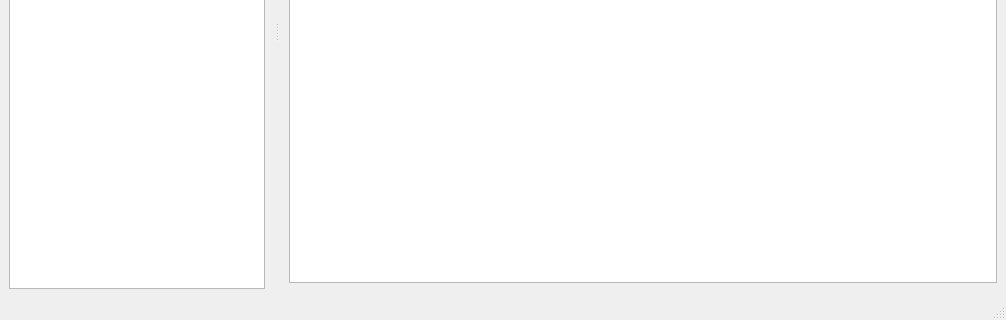
BackupTheBerlios/galerist-svn, file trunk/src/mainwindow.ui: the form before one commit; both pictures show x 0 to 1006 and y 285 to 605 of the 1006 by 605 pixel window.
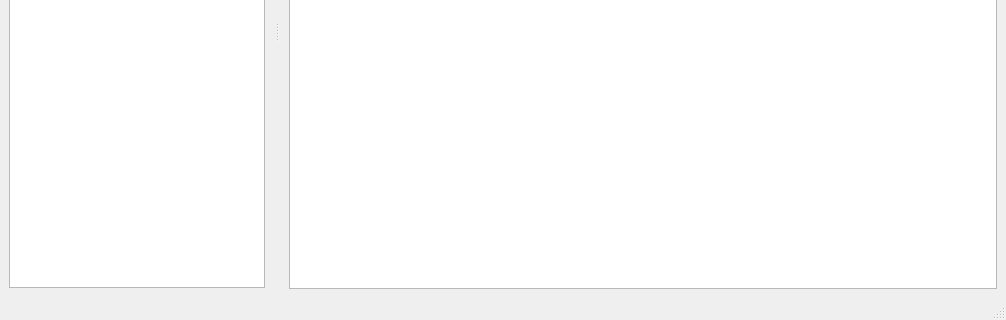
The form after the commit. Icons and pictures are not drawn. Custom widgets are drawn as their Qt base class.

What changed in the file:
```diff
--- a/trunk/src/mainwindow.ui
+++ b/trunk/src/mainwindow.ui
@@ -17,9 +17,31 @@
   </property>
   <widget class="QWidget" name="centralwidget" >
    <layout class="QGridLayout" >
-    <item row="1" column="0" >
-     <widget class="GWidgets::SearchBar" native="1" name="searchBar" />
-    </item>
+    <item row="0" column="0" >
+     <widget class="QStackedWidget" name="centerWidget" >
+      <property name="currentIndex" >
+       <number>0</number>
+      </property>
+      <widget class="QWidget" name="imagesPage" >
+       <layout class="QGridLayout" >
+        <property name="leftMargin" >
+         <number>0</number>
+        </property>
+        <property name="topMargin" >
+         <number>0</number>
+        </property>
+        <property name="rightMargin" >
+         <number>0</number>
+        </property>
+        <property name="bottomMargin" >
+         <number>0</number>
+        </property>
+        <property name="horizontalSpacing" >
+         <number>0</number>
+        </property>
+        <property name="verticalSpacing" >
+         <number>0</number>
+        </property>
     <item row="0" column="0" >
      <widget class="GWidgets::ListView" name="imageList" >
       <property name="acceptDrops" >
@@ -56,6 +78,11 @@
     </item>
    </layout>
   </widget>
+      <widget class="QWidget" name="propertiesPage" />
+     </widget>
+    </item>
+   </layout>
+  </widget>
   <widget class="QMenuBar" name="menubar" >
    <property name="geometry" >
     <rect>
@@ -130,6 +157,9 @@
    </attribute>
    <widget class="QWidget" name="dockWidgetContents" >
     <layout class="QGridLayout" >
+     <property name="bottomMargin" >
+      <number>10</number>
+     </property>
      <item row="0" column="0" >
       <widget class="GWidgets::GalleryTreeView" name="albumView" >
        <property name="editTriggers" >
@@ -405,12 +435,6 @@
    <extends>QTreeView</extends>
    <header>widgets/gallerytreeview.h</header>
   </customwidget>
-  <customwidget>
-   <class>GWidgets::SearchBar</class>
-   <extends>QWidget</extends>
-   <header>widgets/searchbar.h</header>
-   <container>1</container>
-  </customwidget>
   <customwidget>
    <class>GWidgets::ListView</class>
    <extends>QListView</extends>
```
Lines whose indentation alone changed are shown as unchanged.
